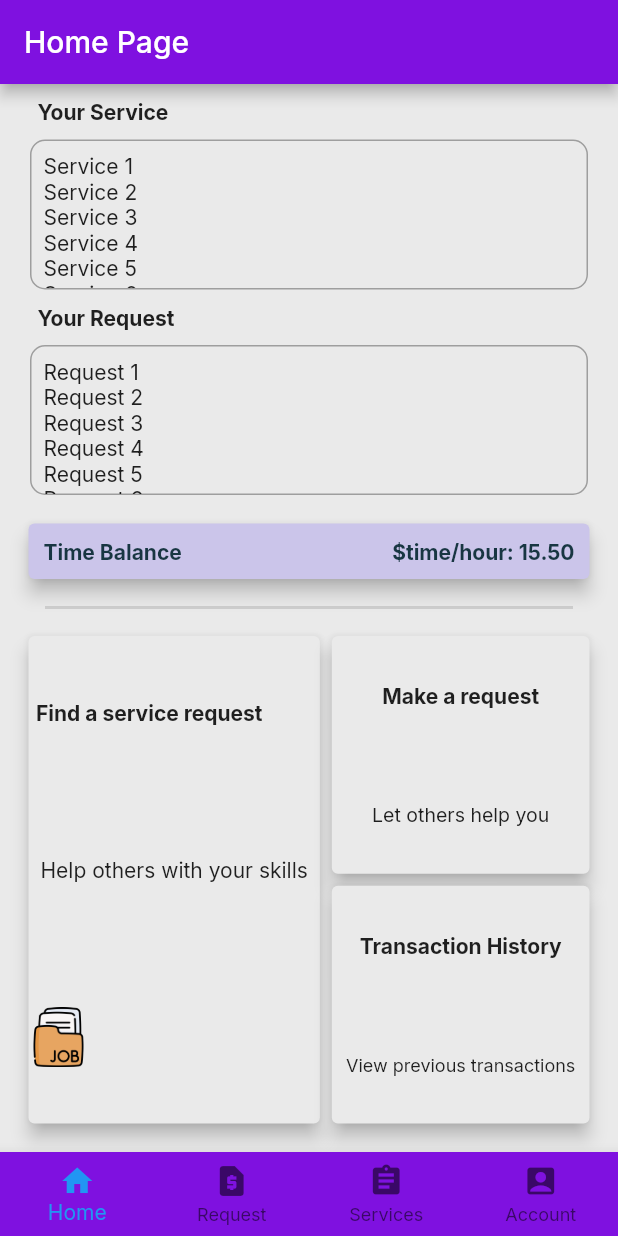
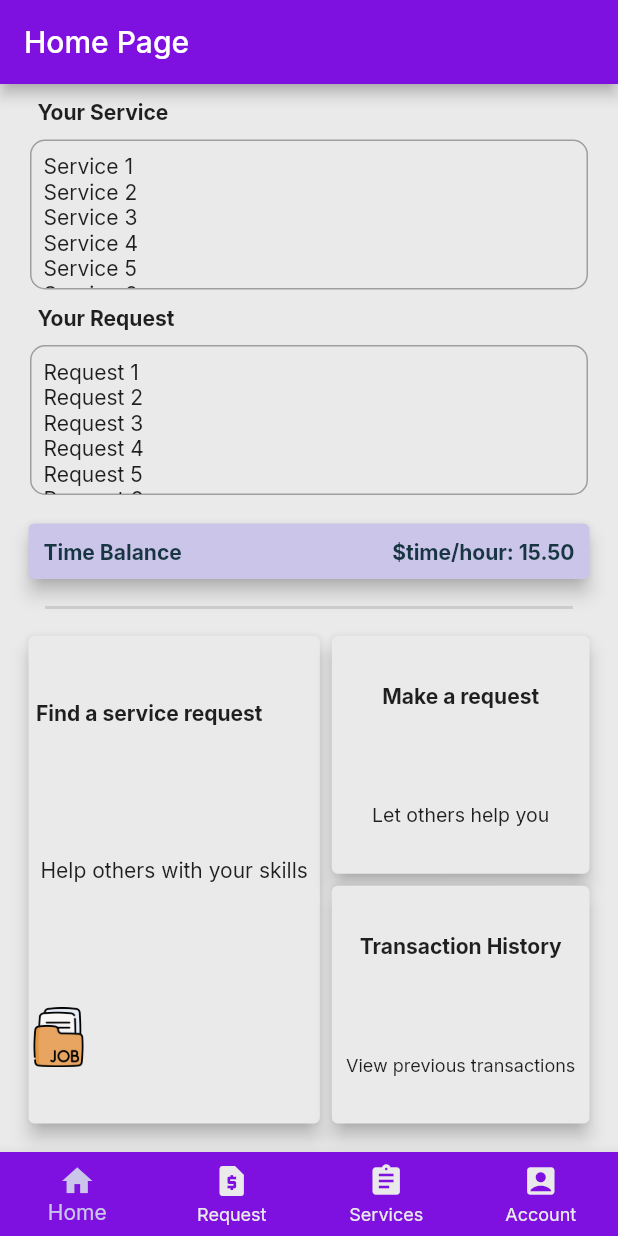
Before and after one commit to de-timebank/frontend, a Flutter app: the screen it shows after launch, on a phone screen of 412 x 824 dp. Run offline on Flutter 3.47's test engine with Material 2 defaults, Android fonts, the phone set to English and light mode, and no system bars; our stand-ins replace google_fonts; missing offline and left inert: textfield_tags.

Commit message:
change color

```diff
--- a/lib/main.dart
+++ b/lib/main.dart
@@ -66,6 +66,8 @@ class _MyHomePageState extends State<MyHomePage> {
   Widget build(BuildContext context) {
     return Scaffold(
         bottomNavigationBar: BottomNavigationBar(
+          unselectedItemColor: Color.fromARGB(255, 234, 234, 234),
+          selectedItemColor: Color.fromARGB(255, 203, 197, 234),
           type: BottomNavigationBarType.fixed,
           backgroundColor: Color.fromARGB(255, 127, 17, 224),
           items: <BottomNavigationBarItem>[
```
